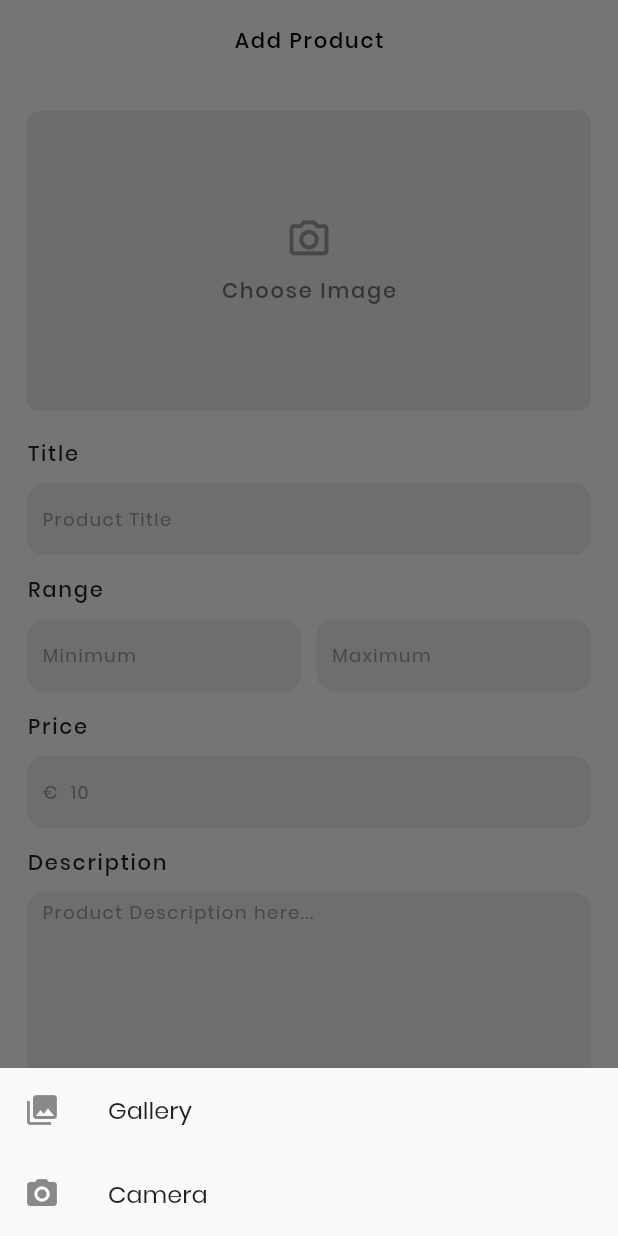
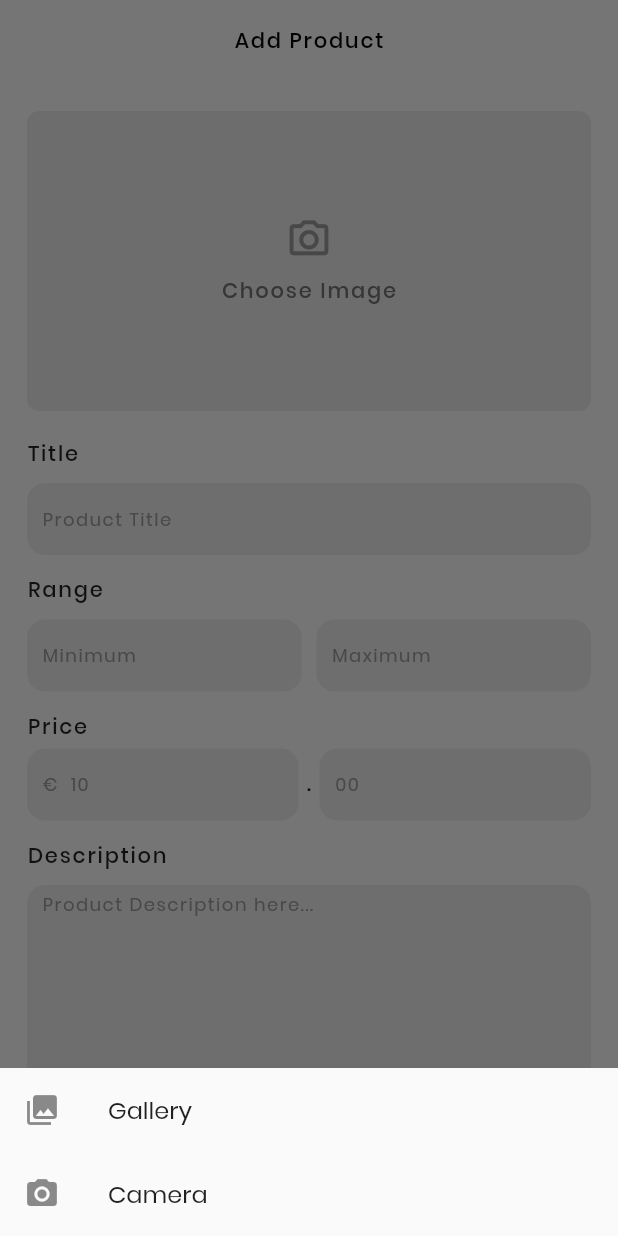
Before and after one commit to AneeqShah/k24_admin, a Flutter app: the AddProduct screen opened directly, after a tap on "Choose Image", on a phone screen of 412 x 824 dp. Run offline on Flutter 3.47's test engine with Material 2 defaults, Android fonts, the phone set to English and light mode, and no system bars; drawn by our look-alikes of loading_overlay; our stand-ins replace cached_network_image, charts_flutter, cloud_firestore, firebase_auth, firebase_core, firebase_storage and 4 more; accounts and stored records are empty.

Commit message:
Changes done.

```diff
--- a/lib/presentation/views/add_product/layout/add_product_body.dart
+++ b/lib/presentation/views/add_product/layout/add_product_body.dart
@@ -23,6 +23,7 @@ class _AddProductBodyState extends State<AddProductBody> {
   TextEditingController minController = TextEditingController();
   TextEditingController maxController = TextEditingController();
   TextEditingController priceController = TextEditingController();
+  TextEditingController decimalController = TextEditingController();
   TextEditingController descController = TextEditingController();
   bool isLoading = false;
 
@@ -115,13 +116,30 @@ class _AddProductBodyState extends State<AddProductBody> {
                 height: 10,
               ),
               CustomText(text: 'Price'),
-              const SizedBox(
-                height: 5,
-              ),
-              AuthTextField(
-                keyBoardType: TextInputType.number,
-                hint: '€  10',
-                controller: priceController,
+              Row(
+                children: [
+                  Expanded(
+                    child: AuthTextField(
+                      keyBoardType: TextInputType.number,
+                      hint: '€  10',
+                      controller: priceController,
+                    ),
+                  ),
+                  const SizedBox(
+                    width: 5,
+                  ),
+                  CustomText(text: '.'),
+                  const SizedBox(
+                    width: 5,
+                  ),
+                  Expanded(
+                    child: AuthTextField(
+                      keyBoardType: TextInputType.number,
+                      hint: '00',
+                      controller: decimalController,
+                    ),
+                  ),
+                ],
               ),
               const SizedBox(
                 height: 10,
@@ -179,14 +197,14 @@ class _AddProductBodyState extends State<AddProductBody> {
                 children: <Widget>[
                   ListTile(
                       leading: const Icon(Icons.photo_library),
-                      title: Text('Gallery'),
+                      title: const Text('Gallery'),
                       onTap: () {
                         getImage(ImageSource.gallery);
                         Navigator.of(context).pop();
                       }),
                   ListTile(
                     leading: const Icon(Icons.photo_camera),
-                    title: Text('Camera'),
+                    title: const Text('Camera'),
                     onTap: () {
                       getImage(ImageSource.camera);
                       Navigator.of(context).pop();
@@ -221,7 +239,8 @@ class _AddProductBodyState extends State<AddProductBody> {
           .set({
         "title": pController.text,
         "description": descController.text,
-        "price": priceController.text,
+        "price":
+            "${priceController.text}.${decimalController.text == "" ? "00" : decimalController.text}",
         "min": minController.text,
         "max": maxController.text,
         "image": image,
--- a/lib/presentation/views/chatting/widgets/chat_message.dart
+++ b/lib/presentation/views/chatting/widgets/chat_message.dart
@@ -37,7 +37,7 @@ class MessageRowWidget extends StatelessWidget {
               Container(
                 constraints: BoxConstraints(
                   minHeight: 40,
-                  maxHeight: MediaQuery.of(context).size.height,
+                  // maxHeight: MediaQuery.of(context).size.height,
                   maxWidth: MediaQuery.of(context).size.width * 0.7,
                   minWidth: MediaQuery.of(context).size.width * 0.1,
                 ),
```
Also changed, not shown: lib/presentation/views/home/layout/home_body.dart (+12 -4 lines), 1 other file.
